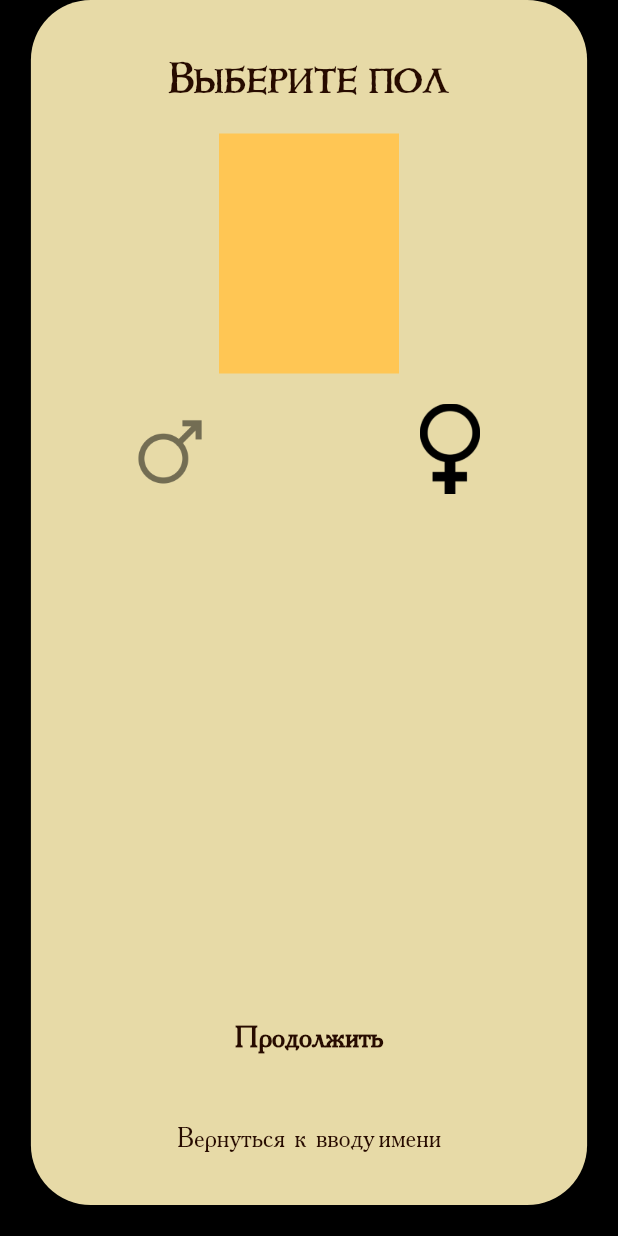
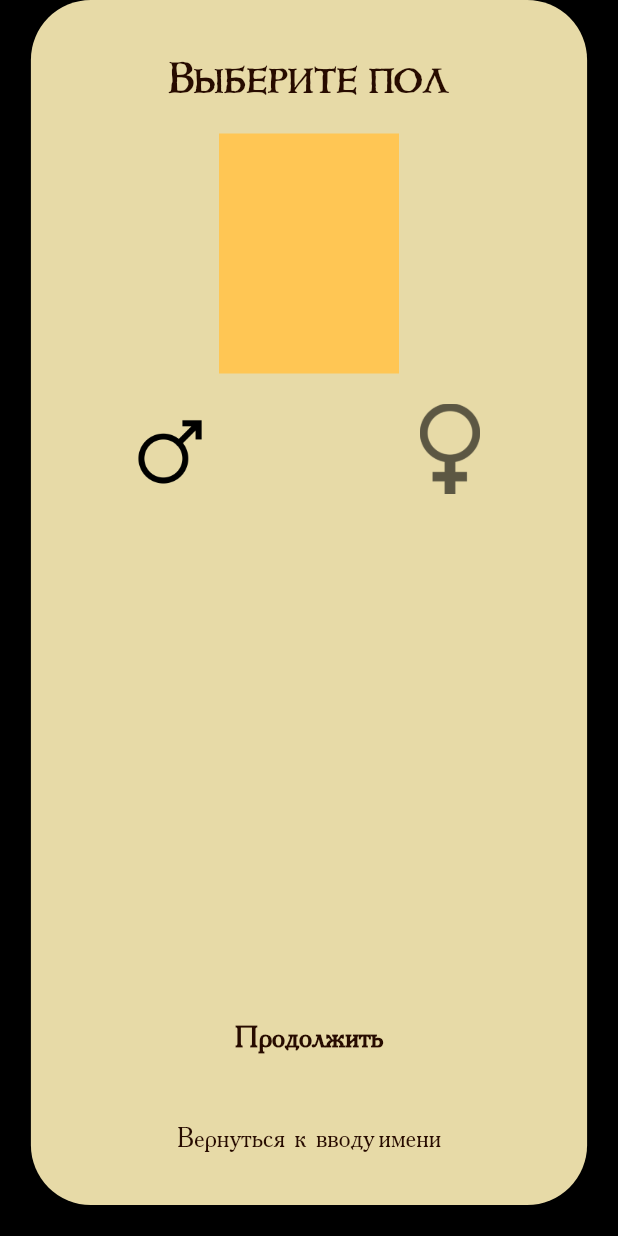
Before and after one commit to MRZee97/-munchkin_notebook, a Flutter app: the ChoseGenderPage screen opened by its route, on a phone screen of 412 x 824 dp. Run offline on Flutter 3.47's test engine with Material 2 defaults, Android fonts, the phone set to English and light mode, and no system bars; our stand-ins replace auto_route, pin_code_fields; generated files the repository leaves out were written again.

Commit message:
edits to tasks

```diff
--- a/lib/features/chose_gender/presentation/page/chose_gender_page.dart
+++ b/lib/features/chose_gender/presentation/page/chose_gender_page.dart
@@ -9,10 +9,13 @@ import 'package:munchkin/navigation/router.gr.dart';
 
 import 'gender_selection.dart';
 
+enum Gender { Man, Woman }
+
 @RoutePage()
 class ChoseGenderPage extends StatelessWidget {
-  const ChoseGenderPage({super.key});
+  ChoseGenderPage({super.key});
 
+  Gender _gender = Gender.Man;
   @override
   Widget build(BuildContext context) {
     return BasePage(
@@ -25,7 +28,9 @@ class ChoseGenderPage extends StatelessWidget {
             height: 160,
           ),
           const SizedBox(height: 20),
-          GenderSelection(),
+          GenderSelection(
+            gender: _gender,
+          ),
         ]),
         actions: Column(
           mainAxisAlignment: MainAxisAlignment.end,
--- a/lib/features/chose_gender/presentation/page/gender_selection.dart
+++ b/lib/features/chose_gender/presentation/page/gender_selection.dart
@@ -1,17 +1,31 @@
-import 'package:flutter/cupertino.dart';
+import 'package:flutter_gen/gen_l10n/app_localizations.dart';
 import 'package:flutter/material.dart';
+import 'package:munchkin/core/ui/widgets/image_widget.dart';
+import 'package:munchkin/features/chose_gender/presentation/page/chose_gender_page.dart';
 
 class GenderSelection extends StatefulWidget {
-  const GenderSelection({
+  GenderSelection({
     super.key,
+    required this.gender,
   });
+
+  Gender gender;
+  static const double height = 60;
+  static const double width = 60;
+  static const double opacitySelected = 1;
+  static const double opacityUnselected = 0.6;
 
   @override
   State<GenderSelection> createState() => _GenderSelectionState();
 }
 
 class _GenderSelectionState extends State<GenderSelection> {
-  bool _sex = false;
+  late Gender _gender;
+  @override
+  void initState() {
+    super.initState();
+    _gender = widget.gender;
+  }
 
   @override
   Widget build(BuildContext context) {
@@ -21,16 +35,19 @@ class _GenderSelectionState extends State<GenderSelection> {
         InkWell(
           onTap: () {
             setState(() {
-              _sex = false;
+              _gender = Gender.Man;
             });
           },
           child: Opacity(
-            opacity: _sex ? 1.0 : 0.5,
+            opacity: _gender == Gender.Man
+                ? GenderSelection.opacitySelected
+                : GenderSelection.opacityUnselected,
             child: SizedBox(
-              height: 60,
-              width: 60,
-              child: Image.asset("assets/images/man.png"),
-            ),
+                height: GenderSelection.height,
+                width: GenderSelection.width,
+                child: ImageWidget(
+                  image: AppLocalizations.of(context)!.manImage,
+                )),
           ),
         ),
         const Padding(
@@ -40,15 +57,19 @@ class _GenderSelectionState extends State<GenderSelection> {
         InkWell(
           onTap: () {
             setState(() {
-              _sex = true;
+              _gender = Gender.Woman;
             });
           },
           child: Opacity(
-            opacity: _sex ? 0.5 : 1.0,
+            opacity: _gender == Gender.Woman
+                ? GenderSelection.opacitySelected
+                : GenderSelection.opacityUnselected,
             child: SizedBox(
-              height: 60,
-              width: 60,
-              child: Image.asset("assets/images/woman.png"),
+              height: GenderSelection.height,
+              width: GenderSelection.width,
+              child: ImageWidget(
+                image: AppLocalizations.of(context)!.womanImage,
+              ),
             ),
           ),
         ),
--- a/lib/features/join_game/presentation/page/join_game_page.dart
+++ b/lib/features/join_game/presentation/page/join_game_page.dart
@@ -41,7 +41,7 @@ class JoinGamePage extends StatelessWidget {
             PrimaryButton(
                 text: AppLocalizations.of(context)!.joinGameButton,
                 onPressed: () {
-                  AutoRouter.of(context).push(const EnterCodeRoute());
+                  AutoRouter.of(context).push(EnterCodeRoute());
                 }),
             const SizedBox(height: 20),
             SecondaryButton(
--- a/lib/features/max_level/presentation/page/level_selection.dart
+++ b/lib/features/max_level/presentation/page/level_selection.dart
@@ -8,7 +8,6 @@ class LvlSelectionGroup extends StatefulWidget {
   });
 
   final MaxLevelController controller;
-  // final Function(int) onLevelChanged;
 
   @override
   State<LvlSelectionGroup> createState() => _LvlSelectionGroupState();
--- a/lib/features/max_level/presentation/page/max_level_page.dart
+++ b/lib/features/max_level/presentation/page/max_level_page.dart
@@ -28,10 +28,6 @@ class MaxLevelPage extends StatelessWidget {
             ),
             Padding(
               padding: const EdgeInsets.symmetric(horizontal: 10),
-              child: InkWell(
-                onTap: () {
-                  _maxLevelController.setLevel(12);
-                },
               child: Text(
                 AppLocalizations.of(context)!.textMaxLevel,
                 style: const TextStyle(
@@ -39,7 +35,6 @@ class MaxLevelPage extends StatelessWidget {
                     fontWeight: FontWeight.w400,
                     color: AppColors.titleColor,
                     fontFamily: "academy"),
-                ),
               ),
             ),
           ]),
```
Also changed, not shown: lib/features/base_page/presentation/page/chose_color/presentation/page/chose_color_page.dart (+9 -39 lines), lib/features/base_page/presentation/page/chose_color/presentation/widgets/color_selection.dart (added, +52 -0 lines), lib/features/enter_code/presentation/page/enter_code_page.dart (+26 -11 lines), lib/features/enter_name/presentation/page/enter_name_page.dart (+16 -8 lines), lib/navigation/router.gr.dart. Lines whose indentation alone changed are shown as unchanged.
